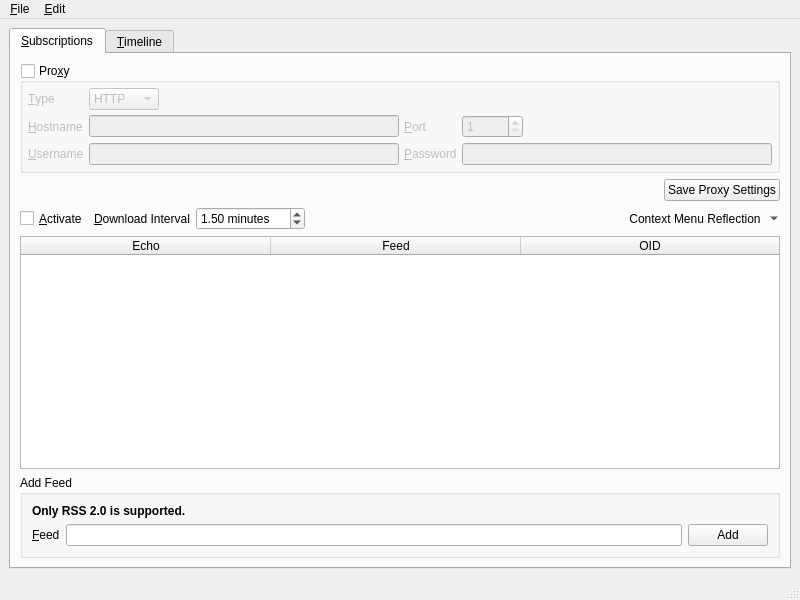
Qt form branches/trunk/UI/spot-on-rss.ui (textbrowser/spot-on) before a commit.
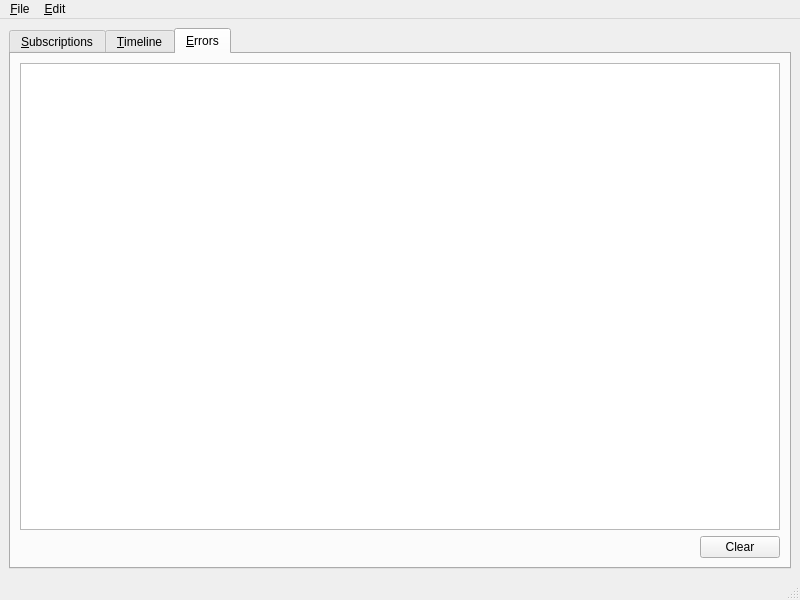
The same form after that commit. The open tabs and pages were chosen to show the change. Icons and pictures are not drawn. Custom widgets are drawn as their Qt base class.

The edit to the form file:
```diff
--- a/branches/trunk/UI/spot-on-rss.ui
+++ b/branches/trunk/UI/spot-on-rss.ui
@@ -473,6 +473,44 @@
         </item>
        </layout>
       </widget>
+      <widget class="QWidget" name="tab_3">
+       <attribute name="title">
+        <string>&amp;Errors</string>
+       </attribute>
+       <layout class="QVBoxLayout" name="verticalLayout_5">
+        <item>
+         <widget class="QTextBrowser" name="errors">
+          <property name="tabChangesFocus">
+           <bool>true</bool>
+          </property>
+         </widget>
+        </item>
+        <item>
+         <layout class="QHBoxLayout" name="horizontalLayout_4">
+          <item>
+           <spacer name="horizontalSpacer_3">
+            <property name="orientation">
+             <enum>Qt::Horizontal</enum>
+            </property>
+            <property name="sizeHint" stdset="0">
+             <size>
+              <width>40</width>
+              <height>20</height>
+             </size>
+            </property>
+           </spacer>
+          </item>
+          <item>
+           <widget class="QPushButton" name="clear_errors">
+            <property name="text">
+             <string>Clear</string>
+            </property>
+           </widget>
+          </item>
+         </layout>
+        </item>
+       </layout>
+      </widget>
      </widget>
     </item>
    </layout>
```
Left out of the diff: 34 changed lines with no effect on the pictures.
